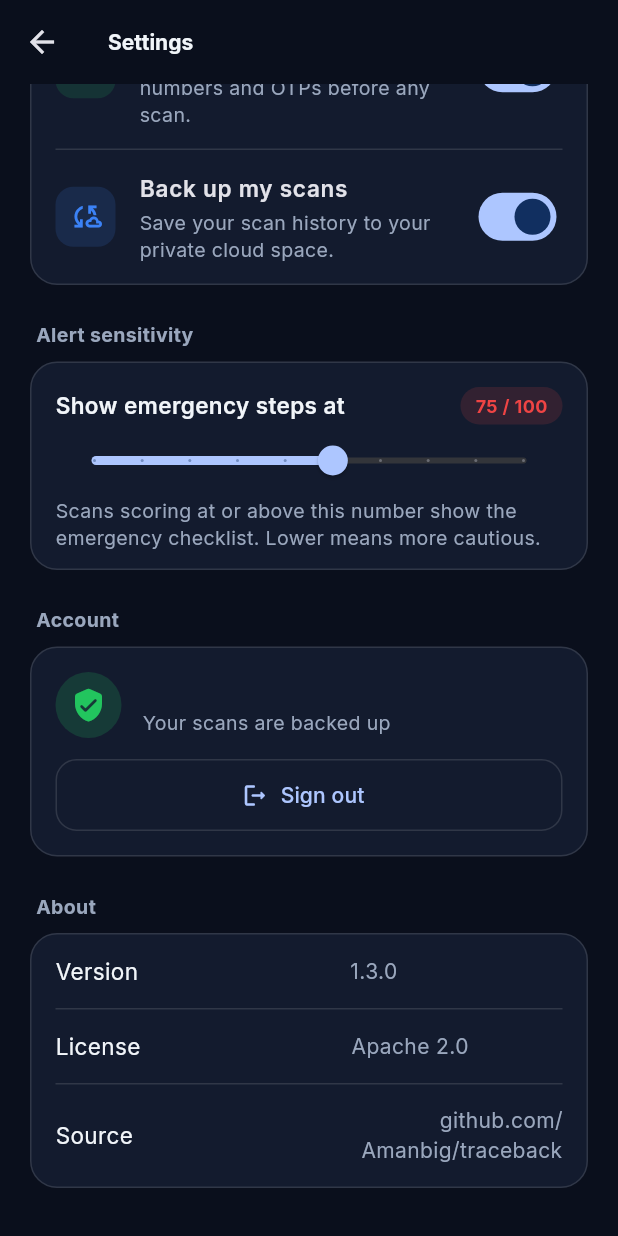
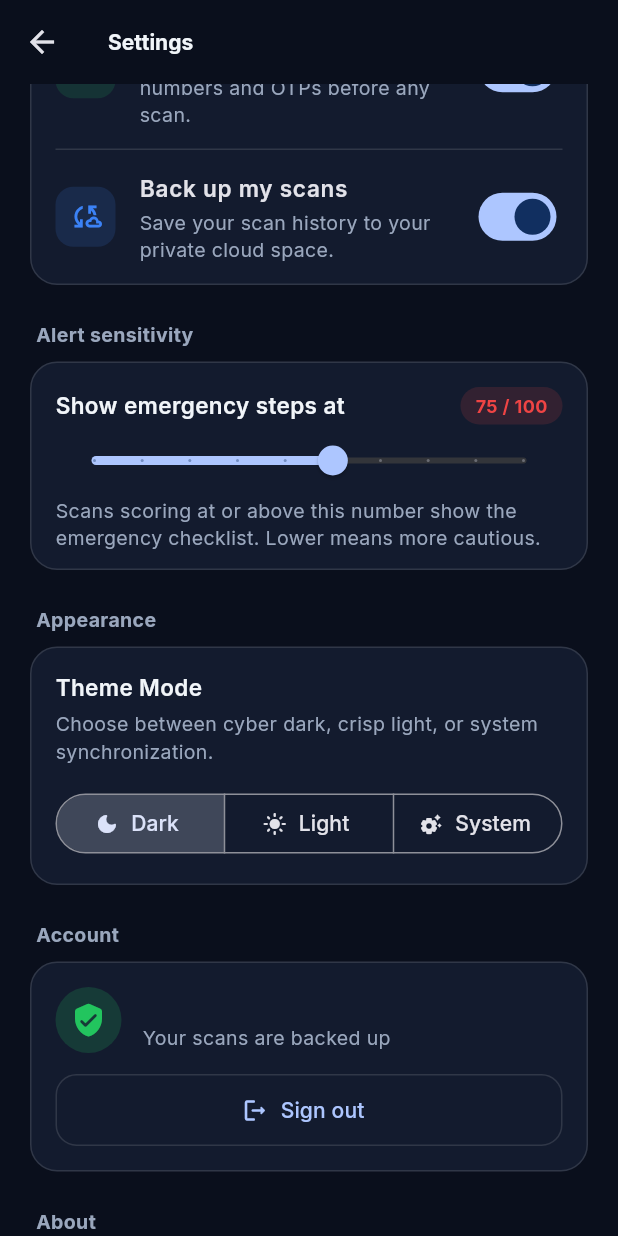
Before and after one commit to Amanbig/traceback, a Flutter app: the SettingsScreen screen opened directly with empty values, scrolled down 222 dp, on a phone screen of 412 x 824 dp. Run offline on Flutter 3.47's test engine with Material 3 defaults, Android fonts, the phone set to English and light mode, and no system bars; our stand-ins replace cloud_firestore, firebase_ai, firebase_auth, firebase_core, firebase_remote_config, google_fonts and 4 more; missing offline and left inert: firebase_app_check; accounts and stored records are empty; network calls fail.

Commit message:
feat(oss): add tag-triggered multi-platform CI/CD workflow, release notes archive, theme mode switcher, and open source health templates

```diff
--- a/lib/main.dart
+++ b/lib/main.dart
@@ -6,6 +6,7 @@ import 'ui/theme/app_theme.dart';
 void main() async {
   WidgetsFlutterBinding.ensureInitialized();
   await FirebaseService.initialize();
+  await ThemeController.loadTheme();
   runApp(const TracebackApp());
 }
 
@@ -14,13 +15,18 @@ class TracebackApp extends StatelessWidget {
 
   @override
   Widget build(BuildContext context) {
+    return ValueListenableBuilder<ThemeMode>(
+      valueListenable: ThemeController.mode,
+      builder: (context, currentThemeMode, _) {
         return MaterialApp(
           title: 'Traceback — AI Digital Scam Investigator',
           debugShowCheckedModeBanner: false,
-      themeMode: ThemeMode.dark,
+          themeMode: currentThemeMode,
           theme: AppTheme.light(),
           darkTheme: AppTheme.dark(),
           home: const SplashScreen(),
         );
+      },
+    );
   }
 }
--- a/lib/ui/screens/settings_screen.dart
+++ b/lib/ui/screens/settings_screen.dart
@@ -132,6 +132,51 @@ class _SettingsScreenState extends State<SettingsScreen> {
                   Text(
                     'Scans scoring at or above this number show the emergency checklist. Lower means more cautious.',
                     style: TextStyle(fontSize: 13, height: 1.4, color: context.mutedText),
+                  ),
+                ],
+              ),
+            ),
+          ]),
+          const SizedBox(height: AppSpacing.xl),
+          _group('Appearance', [
+            Padding(
+              padding: const EdgeInsets.all(16),
+              child: Column(
+                crossAxisAlignment: CrossAxisAlignment.start,
+                children: [
+                  const Text('Theme Mode', style: TextStyle(fontWeight: FontWeight.w600, fontSize: 15)),
+                  const SizedBox(height: 4),
+                  Text('Choose between cyber dark, crisp light, or system synchronization.',
+                      style: TextStyle(fontSize: 13, color: context.mutedText)),
+                  const SizedBox(height: 14),
+                  SizedBox(
+                    width: double.infinity,
+                    child: SegmentedButton<ThemeMode>(
+                      showSelectedIcon: false,
+                      segments: const [
+                        ButtonSegment(
+                          value: ThemeMode.dark,
+                          icon: Icon(Icons.dark_mode_rounded, size: 16),
+                          label: Text('Dark'),
+                        ),
+                        ButtonSegment(
+                          value: ThemeMode.light,
+                          icon: Icon(Icons.light_mode_rounded, size: 16),
+                          label: Text('Light'),
+                        ),
+                        ButtonSegment(
+                          value: ThemeMode.system,
+                          icon: Icon(Icons.settings_suggest_rounded, size: 16),
+                          label: Text('System'),
+                        ),
+                      ],
+                      selected: {ThemeController.mode.value},
+                      onSelectionChanged: (selected) {
+                        setState(() {
+                          ThemeController.setTheme(selected.first);
+                        });
+                      },
+                    ),
                   ),
                 ],
               ),
--- a/lib/ui/theme/app_theme.dart
+++ b/lib/ui/theme/app_theme.dart
@@ -1,7 +1,42 @@
 import 'package:flutter/material.dart';
 import 'package:google_fonts/google_fonts.dart';
+import 'package:shared_preferences/shared_preferences.dart';
 
 import '../../models/threat_report.dart';
+
+/// Global theme mode controller and state persistence
+class ThemeController {
+  static final ValueNotifier<ThemeMode> mode = ValueNotifier<ThemeMode>(ThemeMode.dark);
+
+  static Future<void> loadTheme() async {
+    try {
+      final prefs = await SharedPreferences.getInstance();
+      final saved = prefs.getString('setting_theme_mode');
+      if (saved == 'light') {
+        mode.value = ThemeMode.light;
+      } else if (saved == 'dark') {
+        mode.value = ThemeMode.dark;
+      } else if (saved == 'system') {
+        mode.value = ThemeMode.system;
+      } else {
+        mode.value = ThemeMode.dark;
+      }
+    } catch (_) {}
+  }
+
+  static Future<void> setTheme(ThemeMode newMode) async {
+    mode.value = newMode;
+    try {
+      final prefs = await SharedPreferences.getInstance();
+      final str = newMode == ThemeMode.light
+          ? 'light'
+          : newMode == ThemeMode.dark
+              ? 'dark'
+              : 'system';
+      await prefs.setString('setting_theme_mode', str);
+    } catch (_) {}
+  }
+}
 
 /// Design tokens shared across the app.
 class AppColors {
```
Also changed, not shown: 16 other files. Lines whose indentation alone changed are shown as unchanged.
